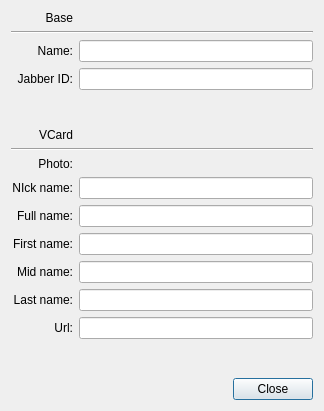
The window that app/ContactInfoDialog.ui (chloerei/qtalk) describes before a commit, drawn with Qt 5.
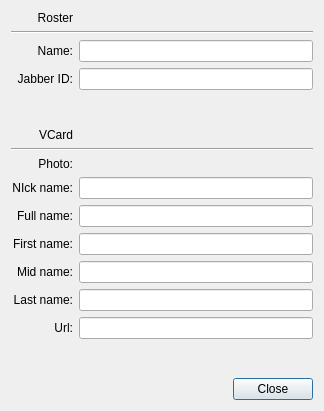
The same window after the commit. Icons and pictures are not drawn.

Commit message: Move roster context menu action to mainwindow.ui .

The edit to the form file:
```diff
--- a/app/ContactInfoDialog.ui
+++ b/app/ContactInfoDialog.ui
@@ -20,7 +20,7 @@
    <item row="0" column="1">
     <widget class="QLabel" name="label_2">
      <property name="text">
-      <string>Base</string>
+      <string>Roster</string>
      </property>
      <property name="alignment">
       <set>Qt::AlignRight|Qt::AlignTrailing|Qt::AlignVCenter</set>
```
Left out of the diff: 8 changed lines with no effect on the pictures. The commit also changes 5 other files.
